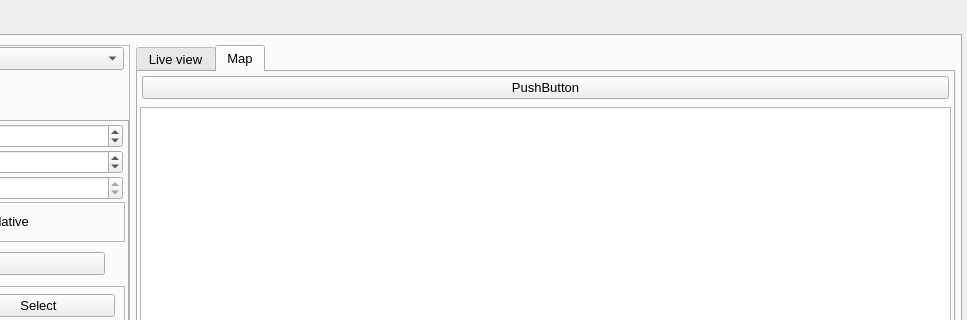
Before: the Qt Designer form microscope_app.ui in ngergihun/SMISMicroscope, drawn with Qt 5; both pictures show x 224 to 1191 and y 0 to 320 of the 1191 by 743 pixel window.
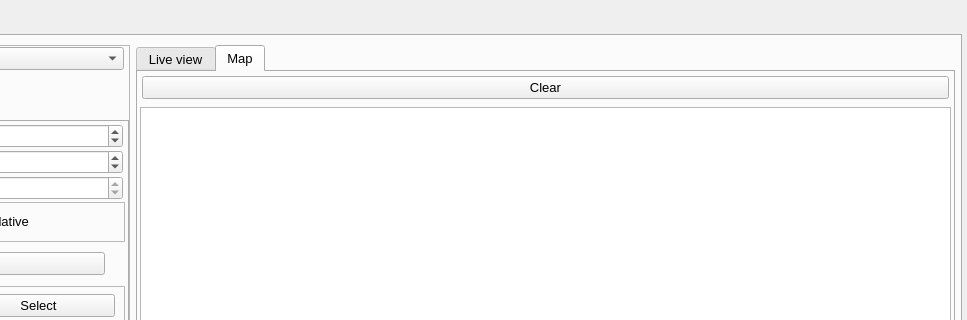
After: the same form once the commit is applied. The open tabs and pages were chosen to show the change. Custom widgets are drawn as their Qt base class.

Commit message: Clear mosaic

Diff of the .ui file:
```diff
--- a/microscope_app.ui
+++ b/microscope_app.ui
@@ -1597,7 +1597,7 @@
                <item>
                 <widget class="QPushButton" name="saveimages_button">
                  <property name="text">
-                  <string>PushButton</string>
+                  <string>Clear</string>
                  </property>
                 </widget>
                </item>
```
Left out of the diff: 2 changed lines with no effect on the pictures. The commit also changes 1 other file.
